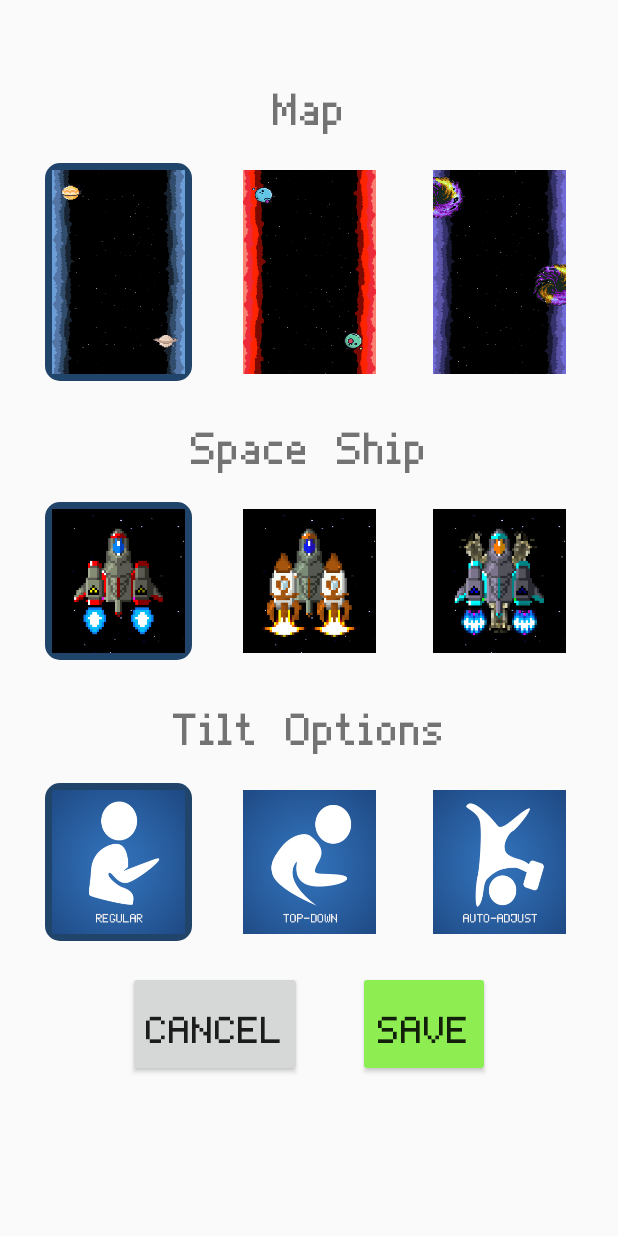
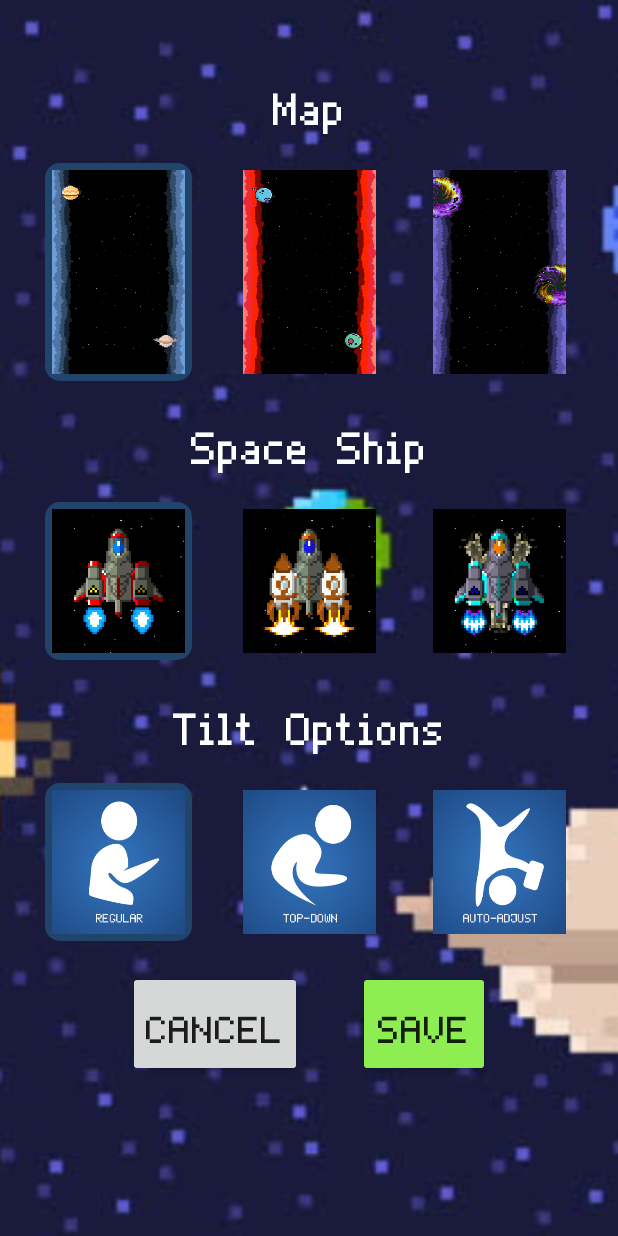
Before and after one commit to ianona/Asteroids2.0, an Android app: the SettingsActivity screen opened directly, with no data from a screen before it, on a phone screen of 412 x 824 dp. Run offline under Robolectric (Android 15) with nearby library versions, the phone set to English and light mode, and no system bars.

Commit message:
updated setting layout

```diff
--- a/app/src/main/res/layout/activity_settings.xml
+++ b/app/src/main/res/layout/activity_settings.xml
@@ -5,6 +5,15 @@
     android:layout_width="match_parent"
     android:layout_height="match_parent"
     tools:context=".SettingsActivity">
+
+    <ImageView
+        android:id="@+id/imageView"
+        android:layout_width="match_parent"
+        android:layout_height="match_parent"
+        android:scaleType="centerCrop"
+        android:src="@drawable/bgmenu"
+        tools:layout_editor_absoluteX="0dp"
+        tools:layout_editor_absoluteY="16dp" />
 
     <TextView
         android:id="@+id/mapText"
@@ -14,6 +23,7 @@
         android:text="Map"
         android:textSize="60sp"
         android:padding="10dp"
+        android:textColor="@android:color/background_light"
         app:layout_constraintEnd_toEndOf="parent"
         app:layout_constraintHorizontal_bias="0.5"
         app:layout_constraintStart_toStartOf="parent"
@@ -24,6 +34,7 @@
         android:layout_width="wrap_content"
         android:layout_height="wrap_content"
         android:text="Space Ship"
+        android:textColor="@android:color/background_light"
         android:textSize="60sp"
         android:padding="10dp"
         app:layout_constraintEnd_toEndOf="parent"
@@ -84,6 +95,7 @@
         android:layout_height="wrap_content"
         android:layout_marginTop="1dp"
         android:text="Tilt Options"
+        android:textColor="@android:color/background_light"
         android:textSize="60sp"
         android:padding="10dp"
         app:layout_constraintEnd_toEndOf="parent"
```
